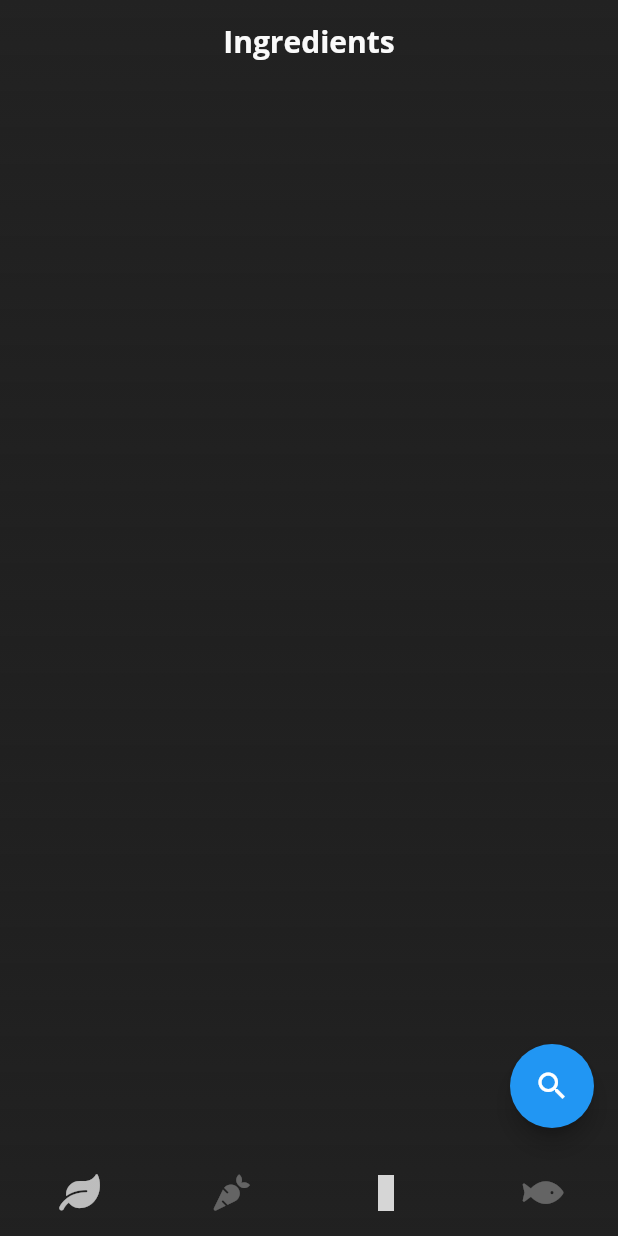
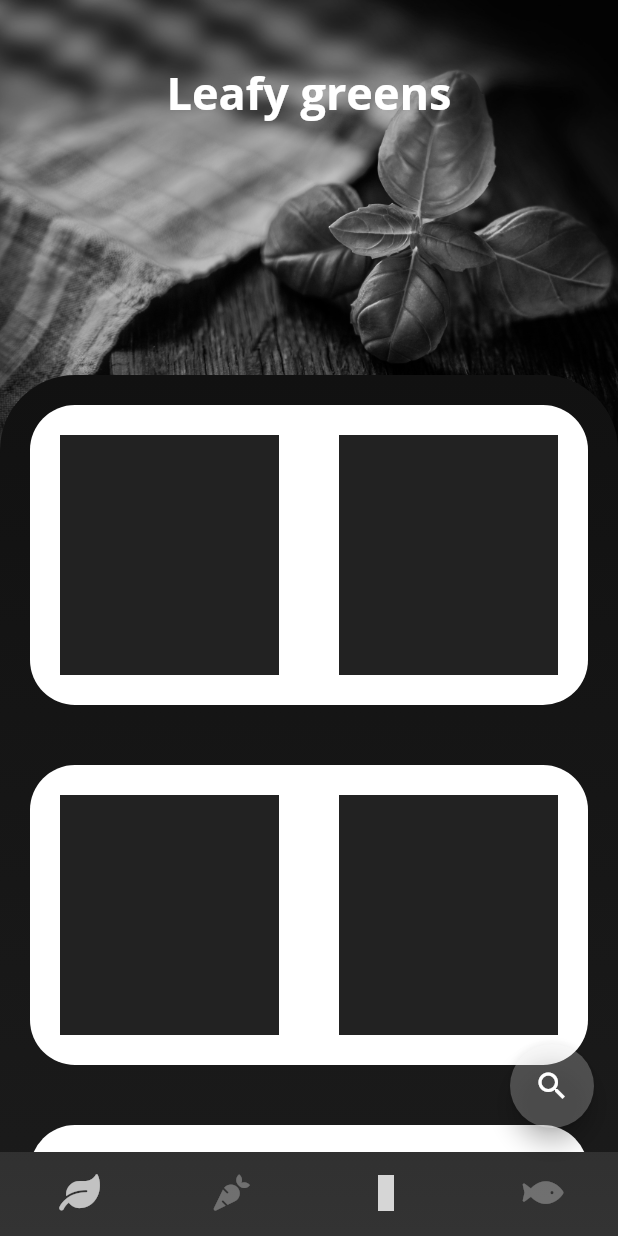
Before and after one commit to 3enedict/limelight, a Flutter app: the screen it shows after launch, on a phone screen of 412 x 824 dp. Run offline on Flutter 3.47's test engine with Material 2 defaults, Android fonts, the light colour scheme and no system bars; our stand-ins replace fluttericon, google_fonts; statements that could not run were skipped; grey boxes are pictures that could not be loaded.

Commit message:
Finished prototype for leafy greens page

```diff
--- a/lib/main.dart
+++ b/lib/main.dart
@@ -1,4 +1,6 @@
 import 'package:flutter/material.dart';
+import 'dart:ui';
+
 import 'package:fluttericon/font_awesome5_icons.dart';
 import 'package:fluttericon/rpg_awesome_icons.dart';
 import 'package:google_fonts/google_fonts.dart';
@@ -27,11 +29,11 @@ class IngredientsPage extends StatelessWidget {
   @override
   Widget build(BuildContext context) {
     return Container(
-      decoration: BoxDecoration(
+      decoration: const BoxDecoration(
         gradient: LinearGradient(
           colors: [
-            Colors.black87,
-            Colors.grey[900]!,
+            Color(0xFF111111),
+            Color(0xFF333333),
           ],
           begin: Alignment.topCenter,
           end: Alignment.bottomCenter,
@@ -39,20 +41,6 @@ class IngredientsPage extends StatelessWidget {
       ),
       child: Scaffold(
         backgroundColor: Colors.transparent,
-        appBar: AppBar(
-          title: Text(
-            "Ingredients",
-            style: GoogleFonts.openSans(
-              textStyle: TextStyle(
-                fontWeight: FontWeight.bold,
-                color: Colors.grey[50],
-              ),
-            ),
-          ),
-          centerTitle: true,
-          backgroundColor: Colors.transparent,
-          elevation: 0,
-        ),
         bottomNavigationBar: BottomNavigationBar(
           type: BottomNavigationBarType.fixed,
           backgroundColor: Colors.transparent,
@@ -81,10 +69,117 @@ class IngredientsPage extends StatelessWidget {
           ],
         ),
         floatingActionButton: FloatingActionButton(
+          backgroundColor: Colors.white24,
           onPressed: () {},
           child: const Icon(Icons.search),
         ),
+        body: const LeafyGreensPage(),
       ),
     );
   }
 }
+
+class LeafyGreensPage extends StatelessWidget {
+  const LeafyGreensPage({super.key});
+
+  @override
+  Widget build(BuildContext context) {
+    return Stack(
+      children: [
+        Container(
+          height: 300,
+          width: double.infinity,
+          alignment: Alignment.topCenter,
+          decoration: const BoxDecoration(
+            image: DecorationImage(
+              alignment: Alignment.topCenter,
+              fit: BoxFit.cover,
+              colorFilter: ColorFilter.mode(
+                Colors.grey,
+                BlendMode.saturation,
+              ),
+              image: AssetImage('assets/Basil.jpg'),
+            ),
+          ),
+          child: Text(
+            '\nLeafy greens',
+            style: GoogleFonts.openSans(
+              textStyle: const TextStyle(
+                fontWeight: FontWeight.bold,
+                fontSize: 30.0,
+                color: Colors.white,
+              ),
+            ),
+          ),
+        ),
+        ListView(
+          children: [
+            Container(
+              height: 250,
+            ),
+            Container(
+              decoration: const BoxDecoration(
+                borderRadius: BorderRadius.vertical(
+                  top: Radius.circular(50),
+                  bottom: Radius.circular(0),
+                ),
+                gradient: LinearGradient(
+                  colors: [
+                    Color(0xFF111111),
+                    Color(0xFF333333),
+                  ],
+                  begin: Alignment.topCenter,
+                  end: Alignment.bottomCenter,
+                ),
+              ),
+              child: Column(
+                children: const [
+                  LeafyGreens(),
+                  LeafyGreens(),
+                  LeafyGreens(),
+                  LeafyGreens(),
+                  LeafyGreens(),
+                  LeafyGreens(),
+                  LeafyGreens(),
+                  LeafyGreens(),
+                ],
+              ),
+            ),
+          ],
+        ),
+      ],
+    );
+  }
+}
+
+class LeafyGreens extends StatelessWidget {
+  const LeafyGreens({super.key});
+
+  @override
+  Widget build(BuildContext context) {
+    return Container(
+      decoration: BoxDecoration(
+        borderRadius: BorderRadius.circular(30),
+        color: Colors.white,
+      ),
+      height: 200,
+      margin: const EdgeInsets.fromLTRB(20, 20, 20, 20),
+      child: Row(
+        children: [
+          Flexible(
+            child: Container(
+              margin: const EdgeInsets.all(20),
+              color: Colors.black87,
+            ),
+          ),
+          Flexible(
+            child: Container(
+              margin: const EdgeInsets.all(20),
+              color: Colors.black87,
+            ),
+          ),
+        ],
+      ),
+    );
+  }
+}
--- a/pubspec.yaml
+++ b/pubspec.yaml
@@ -23,3 +23,4 @@ flutter:
 
   assets:
     - assets/Vegetables.webp
+    - assets/Basil.jpg
```
Also changed, not shown: assets/Basil.jpg (added).
